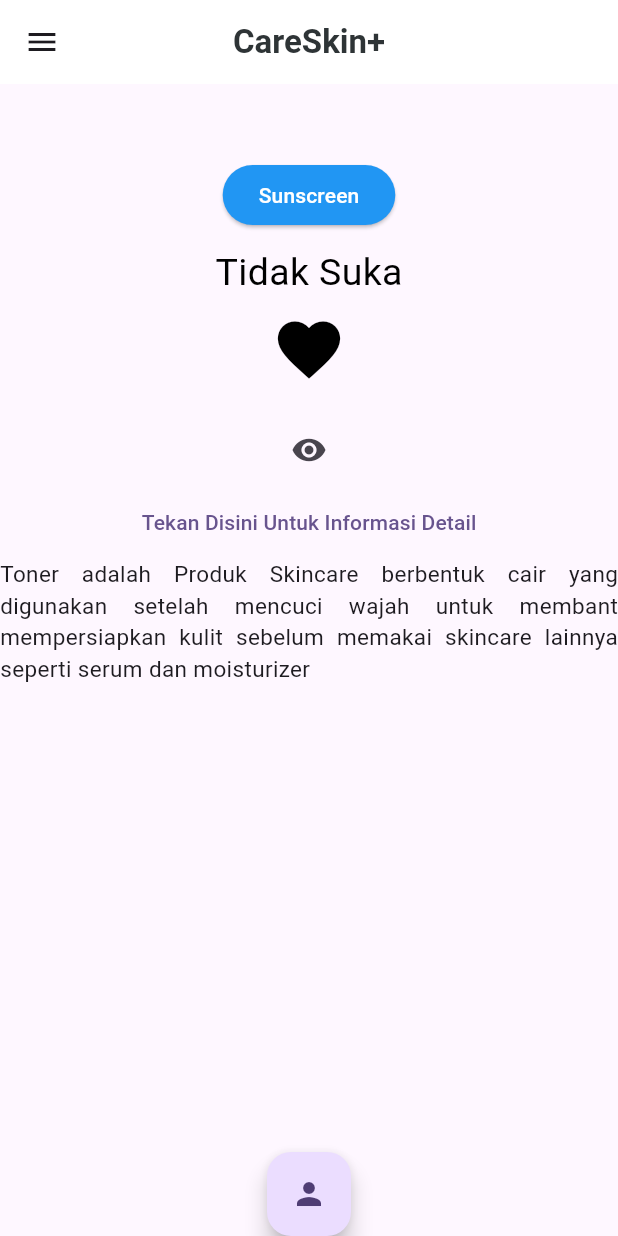
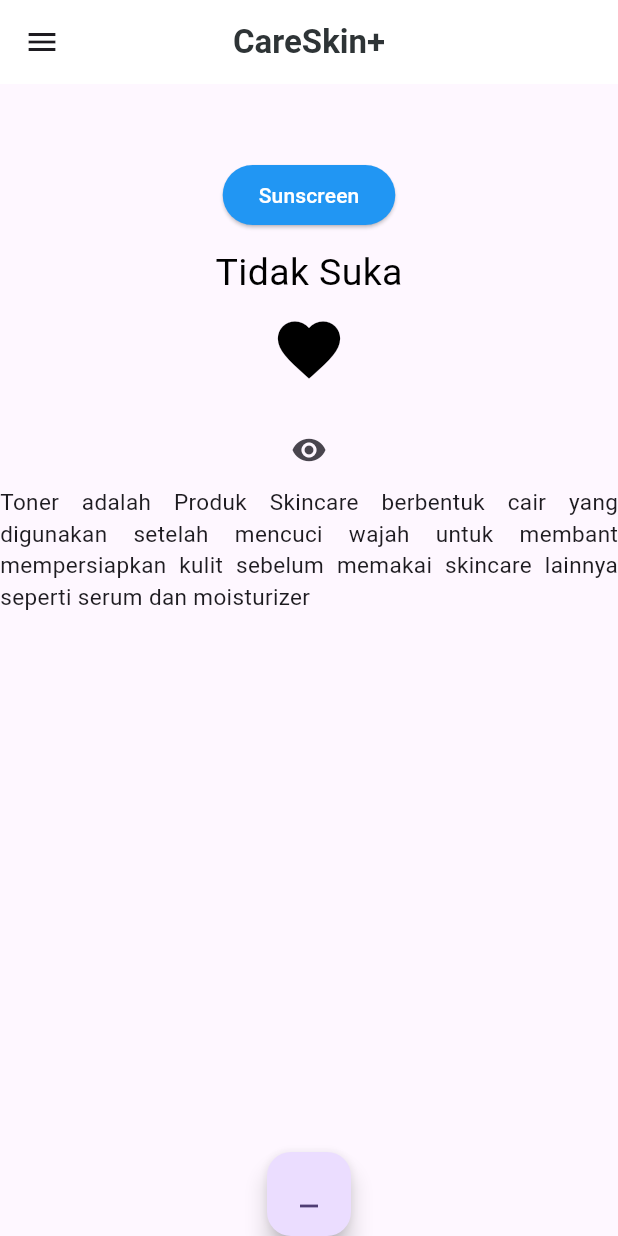
Before and after one commit to AAISkuy/latihan_flutter_dasar, a Flutter app: the screen it shows after launch, on a phone screen of 412 x 824 dp. Run offline on Flutter 3.47's test engine with Material 3 defaults, Android fonts, the phone set to English and light mode, and no system bars.

Commit message:
Selesai pengerjaan tugas 5

```diff
--- a/lib/latihan5Flutter.dart
+++ b/lib/latihan5Flutter.dart
@@ -8,13 +8,14 @@
 }
 
 class _logikaVisualState extends State<logikaVisual> {
+  int nilaiPenghitung = 0;
   bool showImageT = false;
   bool showImageS = false;
   bool like = false;
   bool Ltext = false;
   @override
   Widget build(BuildContext context) {
-    print('Ujicoba');
+    print('cobalagi');
     return Scaffold(
       appBar: AppBar(
         centerTitle: true,
@@ -78,8 +79,39 @@
             ),
 
             showImageT
-                ? Image.asset("assets/images/Toner.png", height: 150)
+                ? InkWell(
+                    splashColor: Colors.red,
+                    onTap: () {
+                      nilaiPenghitung++;
+                      setState(() {});
+                      print(
+                        "Tekan gambar toner Nilai saat ini adalah : $nilaiPenghitung",
+                      );
+                    },
+                    onLongPress: () {
+                      nilaiPenghitung += 3;
+                      setState(() {});
+                      print(
+                        "Tekan gambar lama toner Nilai saat ini adalah : $nilaiPenghitung",
+                      );
+                    },
+                    onDoubleTap: () {
+                      nilaiPenghitung += 2;
+                      setState(() {});
+                      print(
+                        "Tekan gambar 2 kali toner Nilai saat ini adalah : $nilaiPenghitung",
+                      );
+                    },
+                    child: Padding(
+                      padding: const EdgeInsets.all(8.0),
+                      child: Image.asset(
+                        "assets/images/Toner.png",
+                        height: 150,
+                      ),
+                    ),
+                  )
                 : Container(height: 10),
+
             IconButton(
               onPressed: () {
                 setState(() {
@@ -87,15 +119,6 @@
                 });
               },
               icon: Icon(showImageT ? Icons.visibility_off : Icons.visibility),
-            ),
-
-            TextButton(
-              onPressed: () {
-                setState(() {
-                  Ltext = !Ltext;
-                });
-              },
-              child: Text("Tekan Disini Untuk Informasi Detail"),
             ),
             Text(
               Ltext
@@ -109,8 +132,12 @@
       ),
       floatingActionButtonLocation: FloatingActionButtonLocation.centerDocked,
       floatingActionButton: FloatingActionButton(
-        onPressed: () {},
-        child: Icon(Icons.person),
+        onPressed: () {
+          nilaiPenghitung--;
+          setState(() {});
+          print("Nilai saat ini berkurang menjadi: $nilaiPenghitung");
+        },
+        child: Icon(Icons.minimize),
       ),
     );
   }
```
